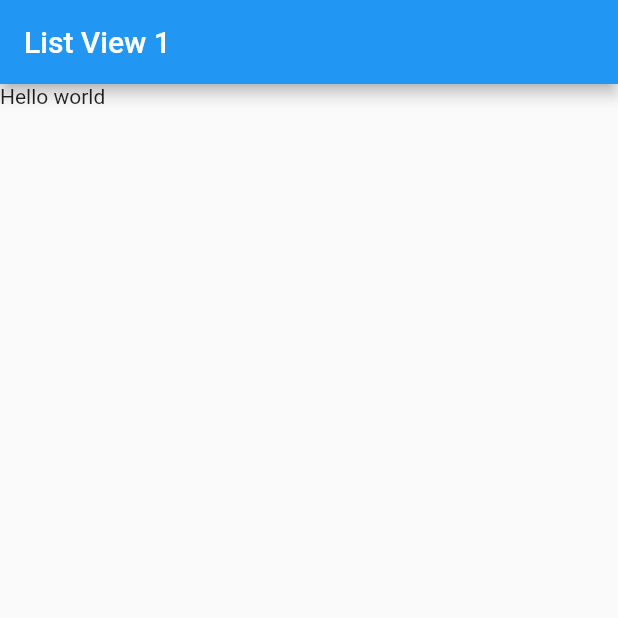
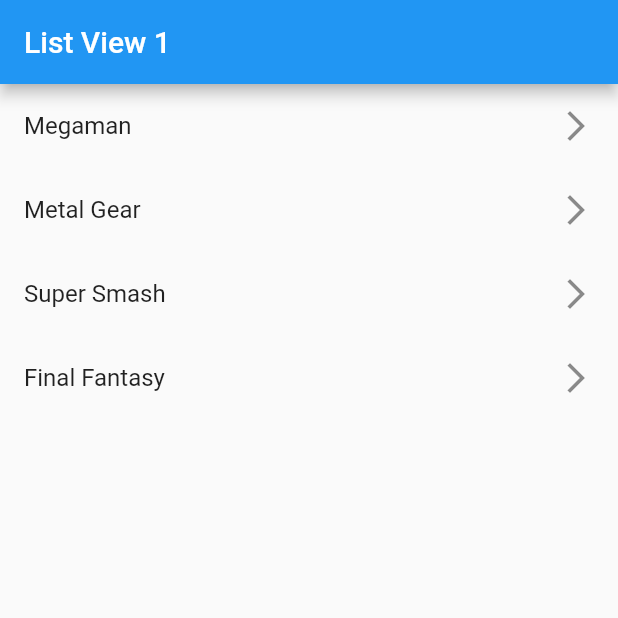
Before and after one commit to JoseLuisGit/fl_components, a Flutter app: the screen it shows after launch, on a phone screen of 412 x 824 dp, the top half of it. Run offline on Flutter 3.47's test engine with Material 2 defaults, Android fonts, the phone set to English and light mode, and no system bars.

Commit message:
add options in a list view

```diff
--- a/lib/screens/listview1_screen.dart
+++ b/lib/screens/listview1_screen.dart
@@ -1,6 +1,8 @@
 import 'package:flutter/material.dart';
 
 class Listview1Screen extends StatelessWidget {
+
+  final options = const ['Megaman', 'Metal Gear', 'Super Smash', 'Final Fantasy'];
 
   const Listview1Screen({Key? key}) : super(key: key);
 
@@ -11,8 +13,14 @@ class Listview1Screen extends StatelessWidget {
         title: const Text('List View 1'),
       ),
       body: ListView(
-        children: const [
-          Text('Hello world')
+        children: [
+
+          ...options.map((game) {
+               return ListTile(
+                 title: Text(game),
+                 trailing: const Icon(Icons.arrow_forward_ios_outlined),);
+          }).toList()
+
         ],
       ),
     );
```
